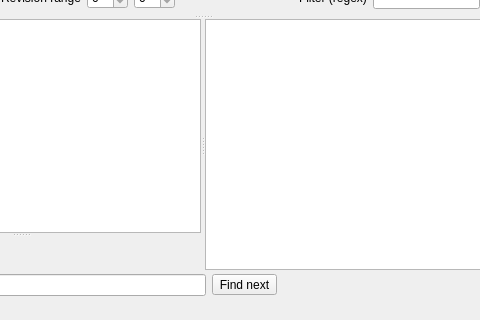
Above: hgview/qt4/hgview.ui from TyberiusPrime/hgview before the change; both pictures show x 162 to 642 and y 326 to 646 of the 730 by 646 pixel window. Below: the same form after it.
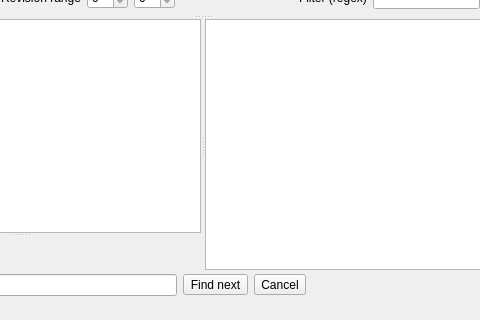
That is the form after the change. Icons and pictures are not drawn.

Commit message: refactored search mecanism: make it smarter, simpler, and cancellable

What changed in the file:
```diff
--- a/hgview/qt4/hgview.ui
+++ b/hgview/qt4/hgview.ui
@@ -220,6 +220,13 @@
          </property>
         </widget>
        </item>
+       <item>
+        <widget class="QToolButton" name="button_cancelsearch" >
+         <property name="text" >
+          <string>Cancel</string>
+         </property>
+        </widget>
+       </item>
        <item>
         <spacer name="horizontalSpacer" >
          <property name="orientation" >
```
The commit also changes 1 other file.
